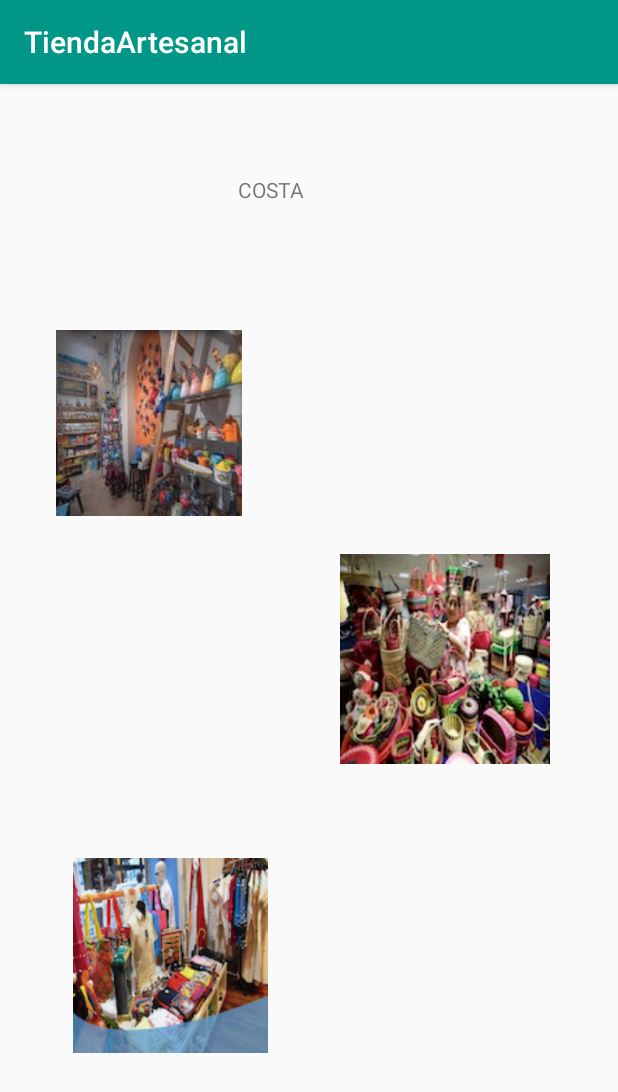
After one commit to ralcantaralamonja/ProyectoDesarrolloMovil, an Android app: the MainActivity5 screen opened directly, with no data from a screen before it, on a phone screen of 412 x 824 dp. The commit adds this screen. Shown: the top 1092 px of the screen. Run offline under Robolectric (Android 15) with nearby library versions, the phone set to English and light mode, and no system bars.

Commit message:
Se avanzo la ventana de Tiendas  y se realizo el vinculo directo para cada region, revisarlo por favor

```diff
--- /dev/null
+++ b/app/src/main/java/com/example/tiendaartesanal/MainActivity5.java
@@ -0,0 +1,13 @@
+package com.example.tiendaartesanal;
+
+import android.support.v7.app.AppCompatActivity;
+import android.os.Bundle;
+
+public class MainActivity5 extends AppCompatActivity {
+
+    @Override
+    protected void onCreate(Bundle savedInstanceState) {
+        super.onCreate(savedInstanceState);
+        setContentView(R.layout.activity_main5);
+    }
+}
--- /dev/null
+++ b/app/src/main/res/layout/activity_main5.xml
@@ -0,0 +1,65 @@
+<?xml version="1.0" encoding="utf-8"?>
+<android.support.constraint.ConstraintLayout xmlns:android="http://schemas.android.com/apk/res/android"
+    xmlns:app="http://schemas.android.com/apk/res-auto"
+    xmlns:tools="http://schemas.android.com/tools"
+    android:layout_width="match_parent"
+    android:layout_height="match_parent"
+    tools:context=".MainActivity5">
+
+    <TextView
+        android:id="@+id/txvCosta"
+        android:layout_width="94dp"
+        android:layout_height="40dp"
+        android:layout_marginTop="42dp"
+        android:layout_marginBottom="649dp"
+        android:text="COSTA"
+        app:layout_constraintBottom_toBottomOf="parent"
+        app:layout_constraintEnd_toEndOf="parent"
+        app:layout_constraintHorizontal_bias="0.498"
+        app:layout_constraintStart_toStartOf="parent"
+        app:layout_constraintTop_toTopOf="parent" />
+
+    <ImageView
+        android:id="@+id/imageView7"
+        android:layout_width="165dp"
+        android:layout_height="124dp"
+        android:layout_marginStart="16dp"
+        android:layout_marginLeft="16dp"
+        android:layout_marginTop="63dp"
+        android:layout_marginEnd="230dp"
+        android:layout_marginRight="230dp"
+        app:layout_constraintEnd_toEndOf="parent"
+        app:layout_constraintStart_toStartOf="parent"
+        app:layout_constraintTop_toBottomOf="@+id/txvCosta"
+        app:srcCompat="@drawable/tiendacosta1" />
+
+    <ImageView
+        android:id="@+id/imageView8"
+        android:layout_width="149dp"
+        android:layout_height="140dp"
+        android:layout_marginStart="230dp"
+        android:layout_marginLeft="230dp"
+        android:layout_marginEnd="48dp"
+        android:layout_marginRight="48dp"
+        app:layout_constraintBottom_toBottomOf="parent"
+        app:layout_constraintEnd_toEndOf="parent"
+        app:layout_constraintHorizontal_bias="0.562"
+        app:layout_constraintStart_toStartOf="parent"
+        app:layout_constraintTop_toTopOf="parent"
+        app:layout_constraintVertical_bias="0.499"
+        app:srcCompat="@drawable/tiendacosta2" />
+
+    <ImageView
+        android:id="@+id/imageView9"
+        android:layout_width="145dp"
+        android:layout_height="130dp"
+        android:layout_marginStart="40dp"
+        android:layout_marginLeft="40dp"
+        android:layout_marginTop="228dp"
+        android:layout_marginEnd="226dp"
+        android:layout_marginRight="226dp"
+        app:layout_constraintEnd_toEndOf="parent"
+        app:layout_constraintStart_toStartOf="parent"
+        app:layout_constraintTop_toBottomOf="@+id/imageView7"
+        app:srcCompat="@drawable/tiendacosta3" />
+</android.support.constraint.ConstraintLayout>
```
Also changed, not shown: app/src/main/AndroidManifest.xml (+21 -0 lines), app/src/main/java/com/example/tiendaartesanal/MainActivity2.java (+31 -0 lines), app/src/main/java/com/example/tiendaartesanal/Tiendaselva.java (added, +13 -0 lines), app/src/main/java/com/example/tiendaartesanal/Tiendasierra.java (added, +13 -0 lines), app/src/main/res/layout/activity_main2.xml (+135 -23 lines), app/src/main/res/layout/activity_tiendaselva.xml (added, +20 -0 lines), app/src/main/res/layout/activity_tiendasierra.xml (added, +22 -0 lines).
